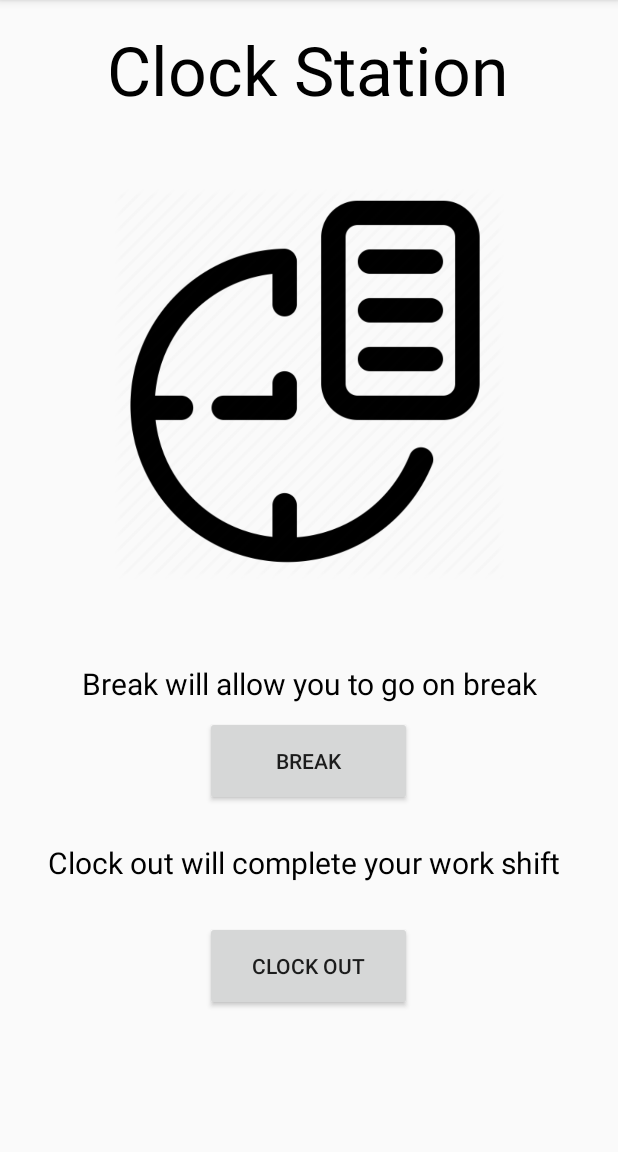
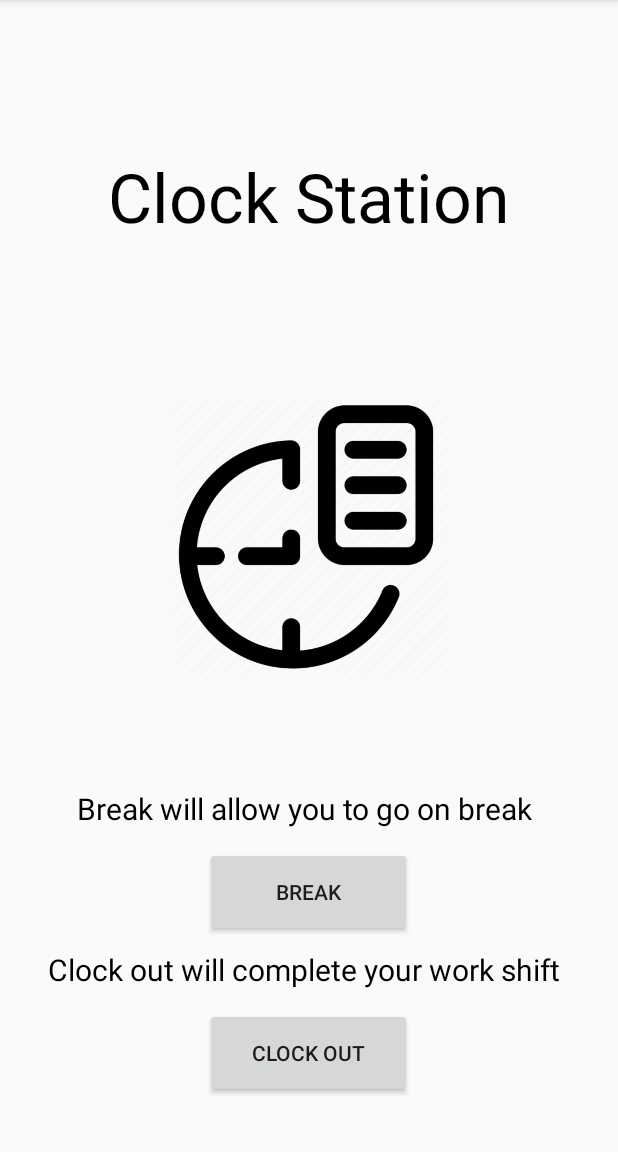
Before and after one commit to ryanhiggins11/FINAL-YEAR-PROJECT, an Android app: the ClockOutActivity screen opened directly, with no data from a screen before it, on a phone screen of 412 x 824 dp, the part 84-1236 px from its top. Run offline under Robolectric (Android 15) with nearby library versions, the phone set to English and light mode, and no system bars.

Commit message:
Added so the application works on different devices

```diff
--- a/kotlin-app/app/build.gradle
+++ b/kotlin-app/app/build.gradle
@@ -46,7 +46,7 @@ dependencies {
     implementation 'androidx.appcompat:appcompat:1.1.0'
     implementation 'com.google.android.material:material:1.1.0'
     implementation 'androidx.core:core-ktx:1.3.0'
-    implementation 'androidx.constraintlayout:constraintlayout:1.1.3'
+    implementation "androidx.constraintlayout:constraintlayout:2.0.4"
     implementation "io.realm:android-adapters:4.0.0"
     implementation "androidx.recyclerview:recyclerview:1.1.0"
     testImplementation 'junit:junit:4.12'
--- a/kotlin-app/app/src/main/AndroidManifest.xml
+++ b/kotlin-app/app/src/main/AndroidManifest.xml
@@ -1,6 +1,12 @@
 <?xml version="1.0" encoding="utf-8"?>
 <manifest xmlns:android="http://schemas.android.com/apk/res/android"
     package="com.mongodb.biztech">
+
+    <supports-screens
+        android:smallScreens="true"
+        android:largeScreens="true"
+        android:xlargeScreens="true"
+        android:normalScreens="true" />
 
     <application
         android:name=".RealmApp"
--- a/kotlin-app/app/src/main/res/layout/activity_clock_in.xml
+++ b/kotlin-app/app/src/main/res/layout/activity_clock_in.xml
@@ -45,7 +45,7 @@
         android:layout_height="212dp"
         android:layout_marginStart="109dp"
         android:layout_marginEnd="109dp"
-        android:layout_marginBottom="49dp"
+        android:layout_marginBottom="32dp"
         app:layout_constraintBottom_toTopOf="@+id/clockinSubTitle"
         app:layout_constraintEnd_toEndOf="parent"
         app:layout_constraintHorizontal_bias="0.0"
@@ -58,7 +58,7 @@
         android:layout_height="wrap_content"
         android:layout_marginStart="100dp"
         android:layout_marginEnd="100dp"
-        android:layout_marginBottom="80dp"
+        android:layout_marginBottom="60dp"
         android:text="Simply clock-in below"
         android:textColor="@color/black"
         android:textSize="22dp"
--- a/kotlin-app/app/src/main/res/layout/activity_clock_out.xml
+++ b/kotlin-app/app/src/main/res/layout/activity_clock_out.xml
@@ -13,12 +13,15 @@
         android:layout_width="wrap_content"
         android:layout_height="wrap_content"
         android:layout_marginStart="72dp"
-        android:layout_marginTop="16dp"
+        android:layout_marginTop="60dp"
         android:layout_marginEnd="73dp"
+        android:layout_marginBottom="48dp"
         android:text="Clock Station"
         android:textColor="@color/black"
         android:textSize="45dp"
+        app:layout_constraintBottom_toTopOf="@+id/imageView"
         app:layout_constraintEnd_toEndOf="parent"
+        app:layout_constraintHorizontal_bias="0.0"
         app:layout_constraintStart_toStartOf="parent"
         app:layout_constraintTop_toTopOf="parent" />
 
@@ -27,65 +30,67 @@
         android:layout_width="wrap_content"
         android:layout_height="wrap_content"
         android:layout_marginStart="32dp"
-        android:layout_marginTop="24dp"
         android:layout_marginEnd="33dp"
+        android:layout_marginBottom="12dp"
         android:text="Clock out will complete your work shift"
         android:textColor="@color/black"
         android:textSize="20dp"
+        app:layout_constraintBottom_toTopOf="@+id/button_clockout"
         app:layout_constraintEnd_toEndOf="parent"
         app:layout_constraintHorizontal_bias="0.0"
-        app:layout_constraintStart_toStartOf="parent"
-        app:layout_constraintTop_toBottomOf="@+id/button_toBreak" />
+        app:layout_constraintStart_toStartOf="parent" />
 
     <TextView
         android:id="@+id/breakInfo"
         android:layout_width="wrap_content"
         android:layout_height="wrap_content"
         android:layout_marginStart="51dp"
-        android:layout_marginTop="39dp"
         android:layout_marginEnd="51dp"
+        android:layout_marginBottom="12dp"
         android:text="Break will allow you to go on break"
         android:textColor="@color/black"
         android:textSize="20dp"
+        app:layout_constraintBottom_toTopOf="@+id/button_toBreak"
         app:layout_constraintEnd_toEndOf="parent"
-        app:layout_constraintStart_toStartOf="parent"
-        app:layout_constraintTop_toBottomOf="@+id/imageView" />
+        app:layout_constraintHorizontal_bias="0.0"
+        app:layout_constraintStart_toStartOf="parent" />
 
     <ImageView
         android:id="@+id/imageView"
-        android:layout_width="260dp"
-        android:layout_height="294dp"
+        android:layout_width="189dp"
+        android:layout_height="211dp"
         android:layout_marginStart="75dp"
-        android:layout_marginTop="32dp"
+        android:layout_marginTop="4dp"
         android:layout_marginEnd="76dp"
+        android:layout_marginBottom="20dp"
+        app:layout_constraintBottom_toTopOf="@+id/breakInfo"
         app:layout_constraintEnd_toEndOf="parent"
+        app:layout_constraintHorizontal_bias="0.507"
         app:layout_constraintStart_toStartOf="parent"
         app:layout_constraintTop_toBottomOf="@+id/clockStationTitle"
+        app:layout_constraintVertical_bias="0.666"
         app:srcCompat="@drawable/work" />
 
     <Button
         android:id="@+id/button_clockout"
         android:layout_width="138dp"
         android:layout_height="60dp"
-        android:layout_marginTop="15dp"
-        android:layout_marginBottom="46dp"
+        android:layout_marginBottom="36dp"
         android:text="@string/clockOut"
         app:layout_constraintBottom_toBottomOf="parent"
         app:layout_constraintEnd_toEndOf="parent"
         app:layout_constraintHorizontal_bias="0.498"
-        app:layout_constraintStart_toStartOf="parent"
-        app:layout_constraintTop_toBottomOf="@+id/clockOutInfo"
-        app:layout_constraintVertical_bias="0.173" />
+        app:layout_constraintStart_toStartOf="parent" />
 
     <Button
         android:id="@+id/button_toBreak"
         android:layout_width="138dp"
         android:layout_height="60dp"
-        android:layout_marginTop="8dp"
+        android:layout_marginBottom="8dp"
         android:text="@string/toBreak"
+        app:layout_constraintBottom_toTopOf="@+id/clockOutInfo"
         app:layout_constraintEnd_toEndOf="parent"
         app:layout_constraintHorizontal_bias="0.498"
-        app:layout_constraintStart_toStartOf="parent"
-        app:layout_constraintTop_toBottomOf="@+id/breakInfo" />
+        app:layout_constraintStart_toStartOf="parent" />
 
 </androidx.constraintlayout.widget.ConstraintLayout>
```
Also changed, not shown: kotlin-app/app/src/main/res/layout-large/activity_login.xml (added, +63 -0 lines), 1 other file.
